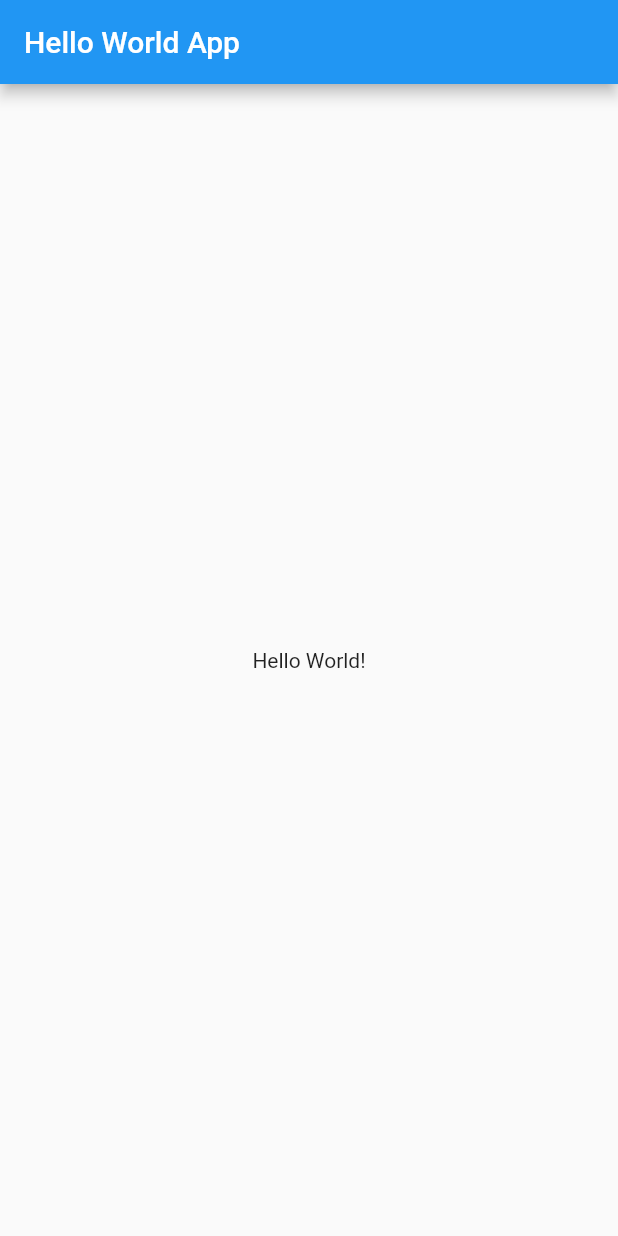
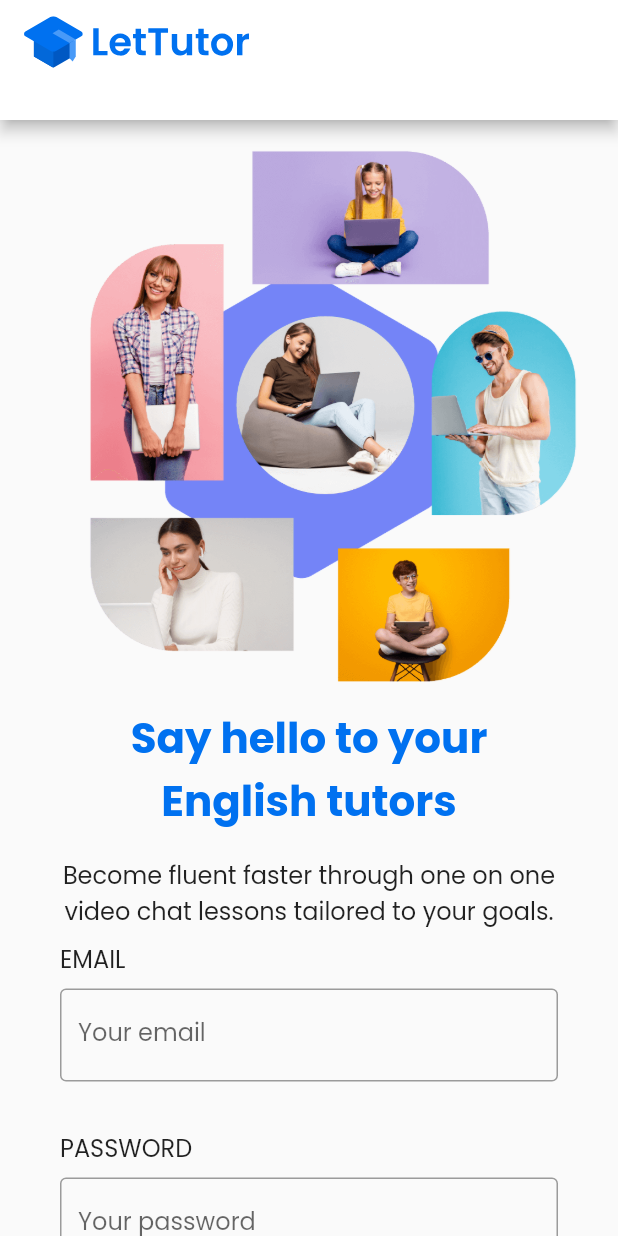
Before and after one commit to trantrunghieu0409/tutor_flutter_app, a Flutter app: the screen it shows after launch, on a phone screen of 412 x 824 dp. Run offline on Flutter 3.47's test engine with Material 2 defaults, Android fonts, the phone set to English and light mode, and no system bars; our stand-ins replace flutter_svg, google_fonts; missing offline and left inert: dart:ffi.

Commit message:
feature: login page UI

```diff
--- /dev/null
+++ b/lib/core/common_widgets/CommonAppBar.dart
@@ -0,0 +1,24 @@
+import 'package:flutter/material.dart';
+import 'package:flutter_svg/flutter_svg.dart';
+
+class CommonAppBar extends StatelessWidget implements PreferredSizeWidget {
+  const CommonAppBar({super.key});
+
+  @override
+  Widget build(BuildContext context) {
+    return AppBar(
+      title: SvgPicture.asset(
+        "assets/images/lettutor_logo.svg",
+        semanticsLabel: 'LetTutor Logo',
+        width: 150,
+      ),
+      backgroundColor: Colors.white,
+      actions: <Widget>[
+        IconButton(onPressed: () {}, icon: const Icon(Icons.headphones))
+      ],
+    );
+  }
+
+  @override
+  Size get preferredSize => const Size.fromHeight(80.0);
+}
--- /dev/null
+++ b/lib/features/login/presentation/pages/LoginPage.dart
@@ -0,0 +1,57 @@
+import 'package:flutter/material.dart';
+import 'package:tutor_flutter_app/core/common_widgets/CommonAppBar.dart';
+import 'package:tutor_flutter_app/features/login/presentation/widgets/InputFieldsWidget.dart';
+import 'package:tutor_flutter_app/features/login/presentation/widgets/PrimaryButton.dart';
+import 'package:tutor_flutter_app/features/login/presentation/widgets/RowIcons.dart';
+import 'package:url_launcher/url_launcher.dart';
+
+import '../widgets/TextWidgets.dart';
+
+class LoginPage extends StatelessWidget {
+  const LoginPage({super.key});
+
+  @override
+  Widget build(BuildContext context) {
+    return Scaffold(
+      appBar: const CommonAppBar(),
+      body: SizedBox(
+        child: ListView(
+          padding: const EdgeInsets.all(8.0),
+          children: <Widget>[
+            Image.asset("assets/images/main_picture_login.png",
+                semanticLabel: "Main Picture", fit: BoxFit.cover),
+            Padding(
+              padding: const EdgeInsets.symmetric(horizontal: 32),
+              child: Column(
+                children: const [
+                  TextHeader(),
+                  TextSubheader(),
+                  InputField(title: "EMAIL", placeholder: "Your email"),
+                  InputField(
+                    title: "PASSWORD",
+                    placeholder: "Your password",
+                    isObsecure: true,
+                  ),
+                  PrimaryButton(text: "LOGIN"),
+                  SizedBox(
+                    height: 8,
+                  ),
+                  TextLink(
+                    text: "Forget Password?",
+                    link: "https://pub.dev/packages/url_launcher",
+                  ),
+                  SizedBox(
+                    height: 16,
+                  ),
+                  Text("Or continue with"),
+                  RowIcons(),
+                  Footer()
+                ],
+              ),
+            ),
+          ],
+        ),
+      ),
+    );
+  }
+}
--- /dev/null
+++ b/lib/features/login/presentation/widgets/InputFieldsWidget.dart
@@ -0,0 +1,42 @@
+import 'dart:ffi';
+
+import 'package:flutter/material.dart';
+
+class InputField extends StatelessWidget {
+  const InputField(
+      {super.key,
+      required this.title,
+      required this.placeholder,
+      this.isObsecure = false});
+  final String title;
+  final String placeholder;
+  final bool isObsecure;
+
+  @override
+  Widget build(BuildContext context) {
+    return Column(
+      crossAxisAlignment: CrossAxisAlignment.start,
+      children: [
+        Padding(
+          padding: const EdgeInsets.symmetric(vertical: 8.0),
+          child: Text(
+            title,
+            selectionColor: Colors.black12,
+            style: const TextStyle(fontSize: 16.0),
+            textAlign: TextAlign.left,
+          ),
+        ),
+        TextField(
+          obscureText: isObsecure,
+          decoration: InputDecoration(
+            border: const OutlineInputBorder(),
+            labelText: placeholder,
+          ),
+        ),
+        const SizedBox(
+          height: 24,
+        )
+      ],
+    );
+  }
+}
--- /dev/null
+++ b/lib/features/login/presentation/widgets/TextWidgets.dart
@@ -0,0 +1,81 @@
+import 'package:flutter/material.dart';
+import 'package:url_launcher/url_launcher.dart';
+
+class TextHeader extends StatelessWidget {
+  const TextHeader({super.key});
+
+  @override
+  Widget build(BuildContext context) {
+    return const Padding(
+      padding: EdgeInsets.symmetric(vertical: 16.0),
+      child: Text(
+        "Say hello to your English tutors",
+        style: TextStyle(
+          fontSize: 28.0,
+          color: Color.fromRGBO(0, 113, 240, 1.0),
+          fontWeight: FontWeight.w700,
+        ),
+        textAlign: TextAlign.center,
+        softWrap: true,
+      ),
+    );
+  }
+}
+
+class TextSubheader extends StatelessWidget {
+  const TextSubheader({super.key});
+
+  @override
+  Widget build(BuildContext context) {
+    return const Text(
+      'Become fluent faster through one on one video chat lessons tailored to your goals.',
+      style: TextStyle(fontSize: 16.0),
+      textAlign: TextAlign.center,
+      softWrap: true,
+    );
+  }
+}
+
+class Footer extends StatelessWidget {
+  const Footer({super.key});
+
+  @override
+  Widget build(BuildContext context) {
+    return Row(
+      mainAxisAlignment: MainAxisAlignment.center,
+      children: const [
+        Text("Not a member yet? "),
+        TextLink(
+          text: "Sign up",
+          link:
+              'https://docs.flutter.io/flutter/services/UrlLauncher-class.html',
+        )
+      ],
+    );
+  }
+}
+
+class TextLink extends StatelessWidget {
+  const TextLink({super.key, required this.link, required this.text});
+  final String link;
+  final String text;
+
+  Future<void> _launchUrl() async {
+    Uri url = Uri.parse(link);
+    if (!await launchUrl(url)) {
+      throw Exception('Could not launch $url');
+    }
+  }
+
+  @override
+  Widget build(BuildContext context) {
+    return InkWell(
+        focusColor: Colors.blue,
+        child: Text(
+          text,
+          style: const TextStyle(
+              decoration: TextDecoration.underline, color: Colors.blue),
+        ),
+        onTap: () => _launchUrl());
+  }
+}
--- a/lib/main.dart
+++ b/lib/main.dart
@@ -1,4 +1,6 @@
 import 'package:flutter/material.dart';
+import 'package:tutor_flutter_app/features/login/presentation/pages/LoginPage.dart';
+import 'package:google_fonts/google_fonts.dart';
 
 void main() {
   runApp(const MyApp());
@@ -13,32 +15,10 @@ class MyApp extends StatelessWidget {
     return MaterialApp(
       title: 'LetTutor',
       theme: ThemeData(
+        textTheme: GoogleFonts.poppinsTextTheme(),
         primarySwatch: Colors.blue,
       ),
-      home: const MyHomePage(),
+      home: const LoginPage(),
     );
   }
 }
-
-class MyHomePage extends StatelessWidget {
-  const MyHomePage({super.key});
-
-  @override
-  Widget build(BuildContext context) {
-    return Scaffold(
-      appBar: AppBar(
-        title: const Text("Hello World App"),
-      ),
-      body: Center(
-        child: Column(
-          mainAxisAlignment: MainAxisAlignment.center,
-          children: const <Widget>[
-            Text(
-              'Hello World!',
-            ),
-          ],
-        ),
-      ),
-    );
-  }
-}
```
Also changed, not shown: lib/features/login/presentation/widgets/PrimaryButton.dart (added, +24 -0 lines), lib/features/login/presentation/widgets/RowIcons.dart (added, +37 -0 lines), pubspec.yaml (+3 -20 lines), assets/images/facebook_logo.svg (added), assets/images/google_logo.svg (added), assets/images/lettutor_logo.svg (added), assets/images/main_picture_login.png (added), assets/images/mobile_logo.svg (added), pubspec.lock, 6 other files.
